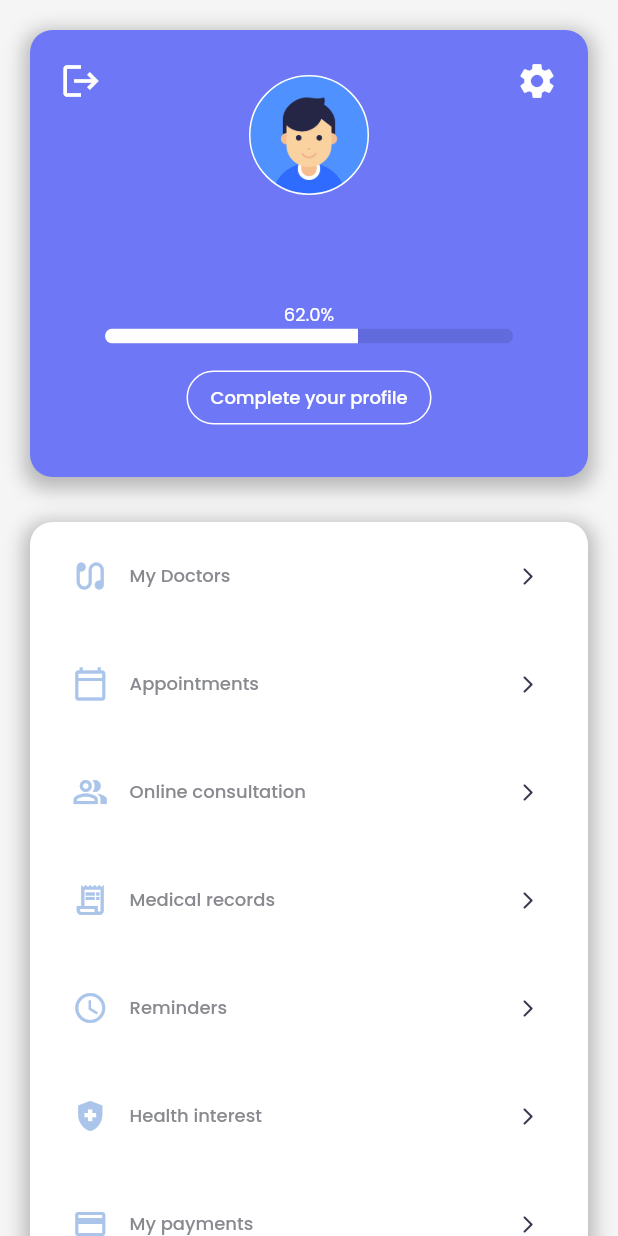
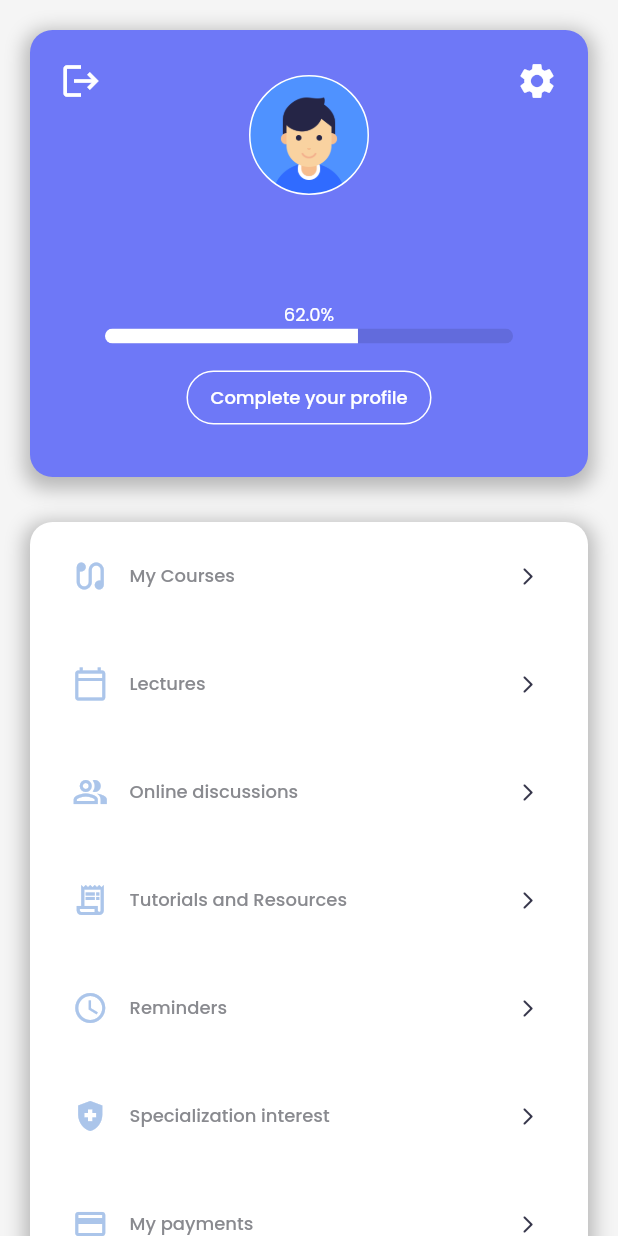
Before and after one commit to manuka99/CourseVerse, a Flutter app: the UserAccount screen opened directly, on a phone screen of 412 x 824 dp. Run offline on Flutter 3.47's test engine with Material 2 defaults, Android fonts, the light colour scheme and no system bars; our stand-ins replace cloud_firestore, firebase_auth, firebase_core, firebase_storage, flutter_svg, image_picker and 3 more; missing offline and left inert: flutter_facebook_login; accounts and stored records are empty.

Commit message:
ui and layout changes

```diff
--- a/lib/pages/account/section2.dart
+++ b/lib/pages/account/section2.dart
@@ -32,19 +32,19 @@ class ProfileSection2 extends StatelessWidget {
 
 List<ProfileSection2BTN> sectionButtons = [
   ProfileSection2BTN(
-      title: "My Doctors",
+      title: "My Courses",
       icon: Icons.earbuds,
       route: "/auth/my-doctors"),
   ProfileSection2BTN(
-      title: "Appointments",
+      title: "Lectures",
       icon: Icons.calendar_today_outlined,
       route: "/auth/appointments"),
   ProfileSection2BTN(
-      title: "Online consultation",
+      title: "Online discussions",
       icon: Icons.people_alt_outlined,
       route: "/auth/consultation"),
   ProfileSection2BTN(
-      title: "Medical records",
+      title: "Tutorials and Resources",
       icon: Icons.receipt_long_outlined,
       route: "/auth/mrecords"),
   ProfileSection2BTN(
@@ -52,7 +52,7 @@ List<ProfileSection2BTN> sectionButtons = [
       icon: Icons.watch_later_outlined,
       route: "/auth/reminders"),
   ProfileSection2BTN(
-      title: "Health interest",
+      title: "Specialization interest",
       icon: Icons.health_and_safety,
       route: "/auth/health"),
   ProfileSection2BTN(
```
Also changed, not shown: 1 other file.
